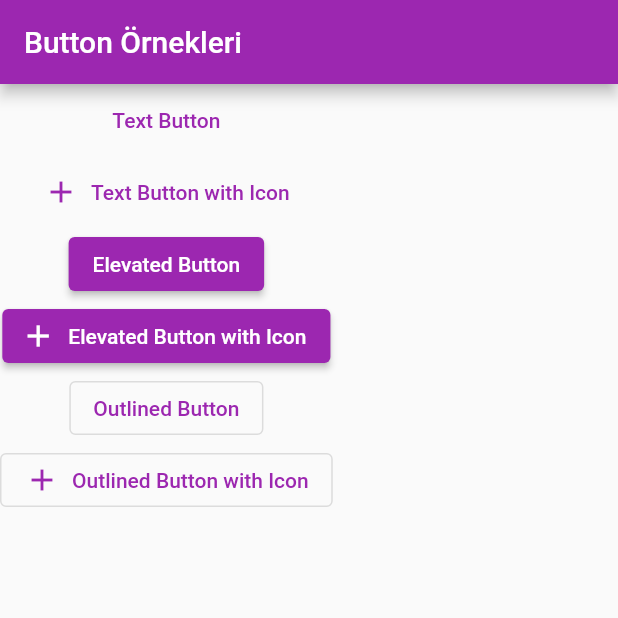
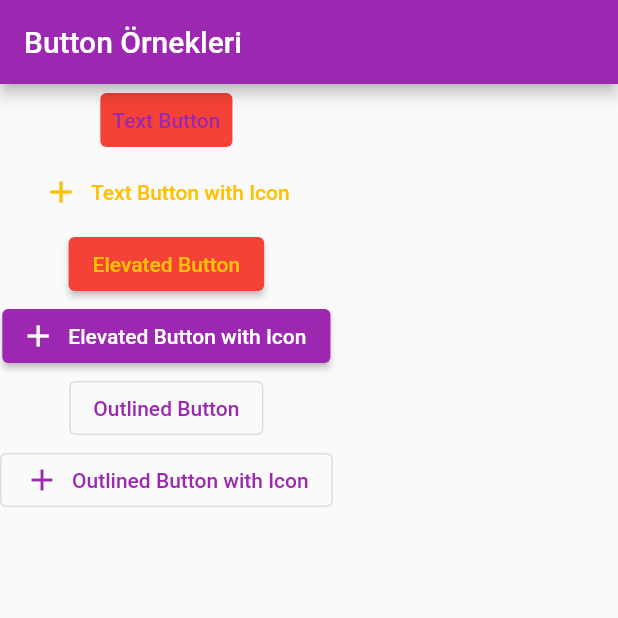
Before and after one commit to dehasuer/Flutter_practice_app, a Flutter app: the screen it shows after launch, on a phone screen of 412 x 824 dp, the top half of it. Run offline on Flutter 3.47's test engine with Material 2 defaults, Android fonts, the phone set to English and light mode, and no system bars.

Commit message:
buttons added

```diff
--- a/lib/temel_button_turleri.dart
+++ b/lib/temel_button_turleri.dart
@@ -9,14 +9,34 @@ class TemelButonlar extends StatelessWidget {
       children: [
         TextButton(
           onPressed: () {},
+          onLongPress: () {
+            debugPrint("Uzun basıldı");
+          },
+          style: TextButton.styleFrom(backgroundColor: Colors.red),
           child: Text("Text Button"),
         ),
         TextButton.icon(
           onPressed: () {},
+          style: ButtonStyle(
+              backgroundColor: MaterialStateProperty.resolveWith((states) {
+                if (states.contains(MaterialState.pressed)) {
+                  return Colors.black;
+                }
+                if (states.contains(MaterialState.hovered)) {
+                  return Colors.blue;
+                }
+                return null;
+              }),
+              foregroundColor: MaterialStateProperty.all(Colors.amber),
+              overlayColor: MaterialStateProperty.all(
+                Colors.yellow.withOpacity(0.5),
+              )),
           icon: Icon(Icons.add),
           label: Text("Text Button with Icon"),
         ),
         ElevatedButton(
+          style: ElevatedButton.styleFrom(
+              primary: Colors.red, onPrimary: Colors.amber),
           onPressed: () {},
           child: Text("Elevated Button"),
         ),
```
